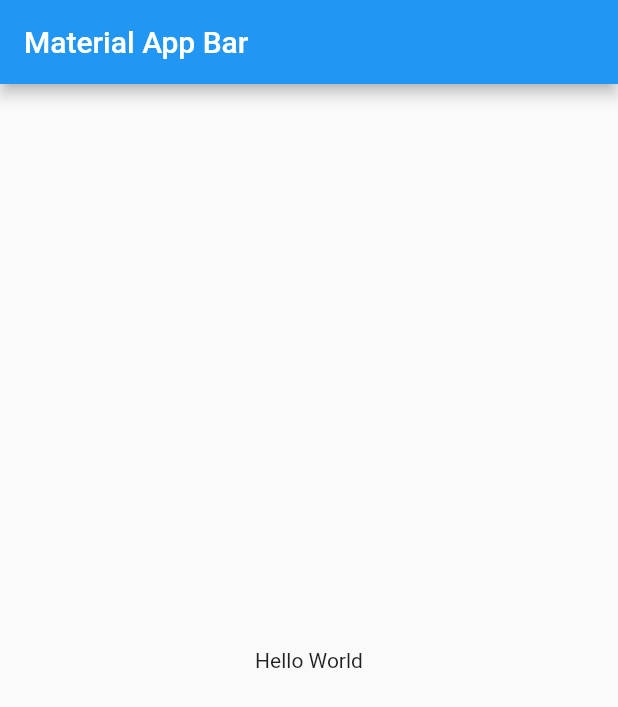
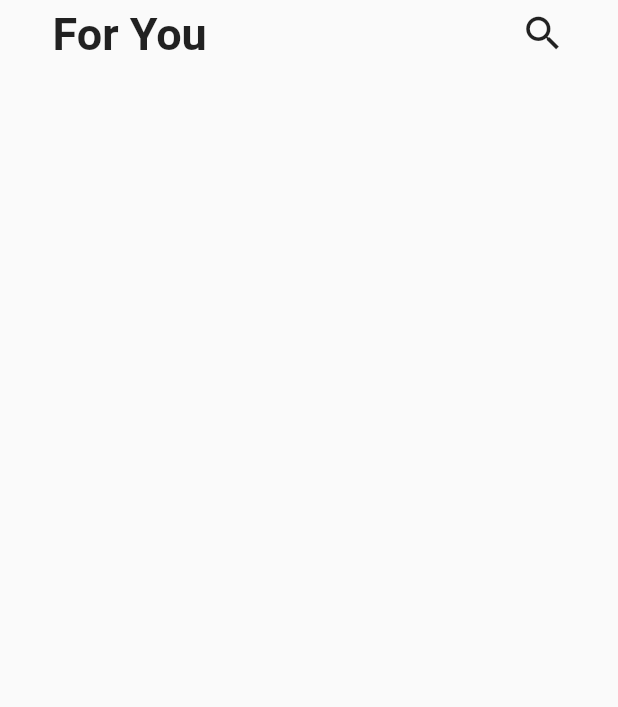
Before and after one commit to Marisabel-Condori/shoesF, a Flutter app: the screen it shows after launch, on a phone screen of 412 x 824 dp. Shown: the top 707 px of the screen. Run offline on Flutter 3.47's test engine with Material 2 defaults, Android fonts, the phone set to English and light mode, and no system bars.

Commit message:
icono busqueda

```diff
--- a/lib/main.dart
+++ b/lib/main.dart
@@ -1,4 +1,5 @@
 import 'package:flutter/material.dart';
+import 'package:shoes_app/src/pages/zapato_page.dart';
 
 void main() => runApp(MyApp());
 
@@ -6,17 +7,12 @@ class MyApp extends StatelessWidget {
   @override
   Widget build(BuildContext context) {
     return MaterialApp(
+      debugShowCheckedModeBanner: false,
       title: 'ShoesApp',
-      home: Scaffold(
-        appBar: AppBar(
-          title: Text('Material App Bar'),
-        ),
-        body: Center(
-          child: Container(
-            child: Text('Hello World'),
-          ),
-        ),
-      ),
+      initialRoute: '/',
+      routes: {
+        '/' : (BuildContext context) => ZapatoPage()
+      },
     );
   }
 }
--- /dev/null
+++ b/lib/src/pages/zapato_page.dart
@@ -0,0 +1,13 @@
+import 'package:flutter/material.dart';
+
+import 'package:shoes_app/src/widgets/custom_appbar_widget.dart';
+
+class ZapatoPage extends StatelessWidget {
+
+  @override
+  Widget build(BuildContext context) {
+    return Scaffold(
+      body: CustomAppBarWidget()
+    );
+  }
+}
--- /dev/null
+++ b/lib/src/widgets/custom_appbar_widget.dart
@@ -0,0 +1,25 @@
+import 'package:flutter/material.dart';
+
+class CustomAppBarWidget extends StatelessWidget {
+
+  @override
+  Widget build(BuildContext context) {
+    return SafeArea(
+      top: true,
+      bottom: false,
+      child: Padding(
+        padding: EdgeInsets.symmetric(horizontal: 30.0),
+        child: Container(
+          margin: EdgeInsets.all(5.0),
+          child: Row(
+            children: [
+              Text('For You', style: TextStyle(fontSize: 30.0, fontWeight: FontWeight.w700),),
+              Spacer(),
+              Icon(Icons.search, size: 30.0,)
+            ],
+          ),
+        ),
+      ),
+    );
+  }
+}
--- a/pubspec.yaml
+++ b/pubspec.yaml
@@ -45,8 +45,8 @@ flutter:
   uses-material-design: true
 
   # To add assets to your application, add an assets section, like this:
-  # assets:
-  #   - images/a_dot_burr.jpeg
+  assets:
+    - assets/imgs/
   #   - images/a_dot_ham.jpeg
 
   # An image asset can refer to one or more resolution-specific "variants", see
```
Also changed, not shown: assets/imgs/amarillo.png (added), assets/imgs/azul.png (added), assets/imgs/negro.png (added), assets/imgs/verde.png (added).
